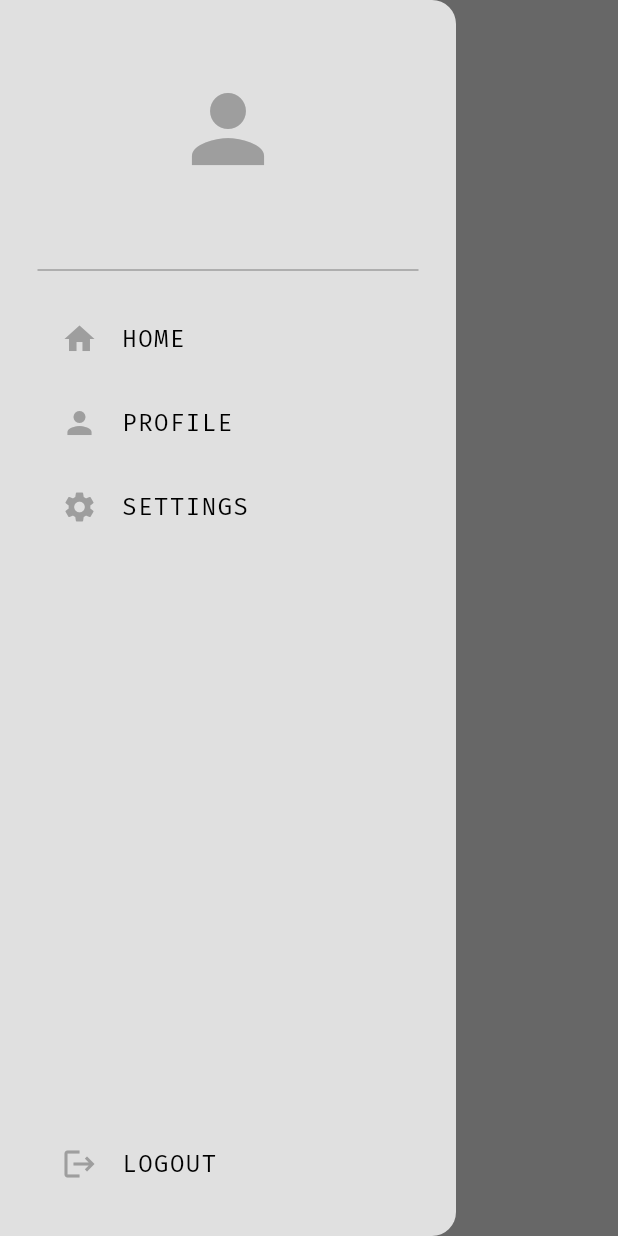
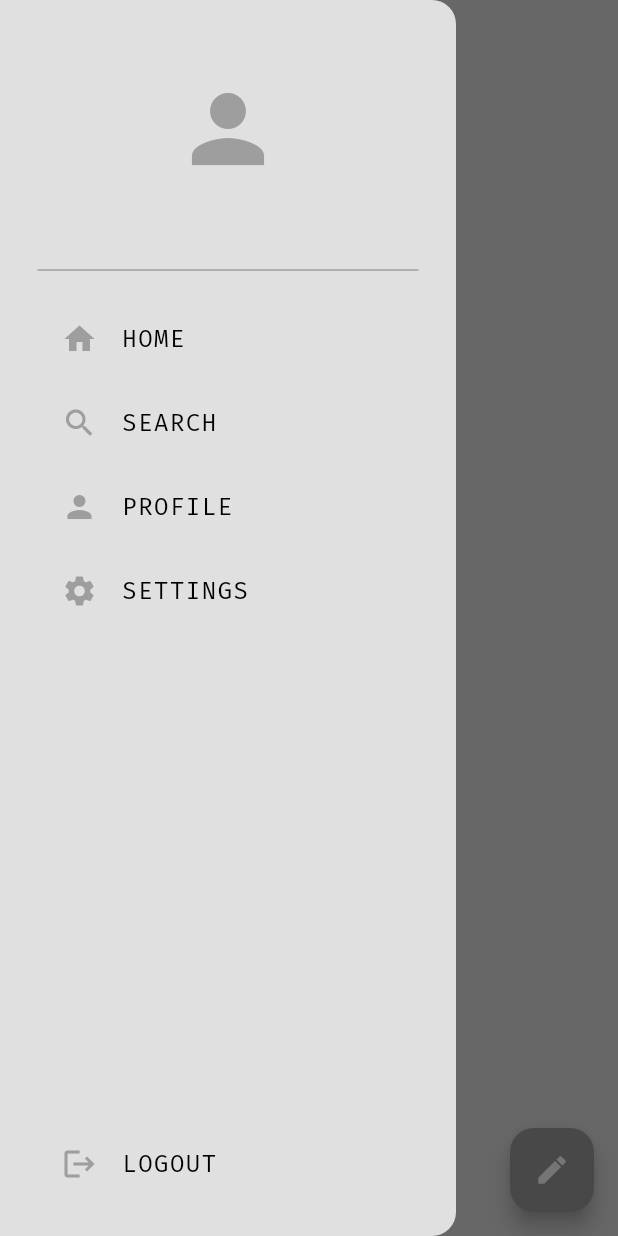
Before and after one commit to usman619/social_app, a Flutter app: the screen it shows once a user with an empty profile is signed in, with the side drawer open, on a phone screen of 412 x 824 dp. Run offline on Flutter 3.47's test engine with Material 3 defaults, Android fonts, the phone set to English and light mode, and no system bars; our stand-ins replace cloud_firestore, firebase_auth, firebase_core, flutter_svg, google_fonts; accounts and stored records are empty; generated files the repository leaves out were written again.

```diff
--- a/lib/components/app_drawer.dart
+++ b/lib/components/app_drawer.dart
@@ -55,15 +55,15 @@ class AppDrawer extends StatelessWidget {
                   Navigator.pop(context);
                 },
               ),
-
-              // AppDrawerTile(title: "SEARCH",icon: Icons.search,onTap: () {
-              //   Navigator.of(context).pushReplacementNamed('/search');
-              // },),
+              AppDrawerTile(
+                title: "SEARCH",
+                icon: Icons.search,
+                onTap: () {},
+              ),
               AppDrawerTile(
                 title: "PROFILE",
                 icon: Icons.person,
                 onTap: () {
-                  // Navigator.of(context).pushReplacementNamed('/profile');
                   Navigator.push(
                     context,
                     MaterialPageRoute(
@@ -85,7 +85,6 @@ class AppDrawer extends StatelessWidget {
                           builder: (context) => const SettingsPage()));
                 },
               ),
-
               const Spacer(),
               AppDrawerTile(
                 title: "LOGOUT",
--- a/lib/pages/home_page.dart
+++ b/lib/pages/home_page.dart
@@ -1,9 +1,66 @@
 import 'package:flutter/material.dart';
+import 'package:provider/provider.dart';
 import 'package:social_app/components/app_drawer.dart';
+import 'package:social_app/components/app_input_alert_box.dart';
+import 'package:social_app/components/app_post_tile.dart';
+import 'package:social_app/models/post.dart';
+import 'package:social_app/services/database/database_provider.dart';
 import 'package:social_app/themes/text_theme.dart';
 
-class HomePage extends StatelessWidget {
+/*
+  Home Page
+
+*/
+
+class HomePage extends StatefulWidget {
   const HomePage({super.key});
+
+  @override
+  State<HomePage> createState() => _HomePageState();
+}
+
+class _HomePageState extends State<HomePage> {
+  late final listeningProvider = Provider.of<DatabaseProvider>(context);
+  late final databaseProvider =
+      Provider.of<DatabaseProvider>(context, listen: false);
+
+  final _messageController = TextEditingController();
+
+  @override
+  void initState() {
+    super.initState();
+    loadAllPosts();
+  }
+
+  @override
+  void dispose() {
+    _messageController.dispose();
+    super.dispose();
+  }
+
+  // Load all Posts
+  void loadAllPosts() async {
+    await databaseProvider.loadAllPosts();
+  }
+
+  // Write a message and Post
+  void _openPostMessage() {
+    showDialog(
+      context: context,
+      builder: (context) => AppInputAlertBox(
+        textController: _messageController,
+        hintText: "What's on your mind?",
+        onPressed: () async {
+          await postMessage(_messageController.text);
+        },
+        onPressedText: "Post",
+      ),
+    );
+  }
+
+  Future<void> postMessage(String message) async {
+    await databaseProvider.postMessage(message);
+  }
 
   @override
   Widget build(BuildContext context) {
@@ -15,9 +72,25 @@ class HomePage extends StatelessWidget {
         centerTitle: true,
       ),
       drawer: AppDrawer(),
-      body: const Center(
-        child: Text('Welcome to the Home Page'),
+      body: _buildPostList(listeningProvider.allPosts),
+      floatingActionButton: FloatingActionButton(
+        onPressed: _openPostMessage,
+        child: const Icon(Icons.create),
       ),
     );
   }
+
+  Widget _buildPostList(List<Post> posts) {
+    return posts.isEmpty
+        ? const Center(
+            child: Text('Nothing to see here...'),
+          )
+        : ListView.builder(
+            itemCount: posts.length,
+            itemBuilder: (context, index) {
+              final post = posts[index];
+              return AppPostTile(post: post);
+            },
+          );
+  }
 }
```
Also changed, not shown: lib/components/app_post_tile.dart (added, +127 -0 lines), lib/pages/profile_page.dart (+19 -0 lines), lib/services/database/database_provider.dart (+10 -4 lines), lib/services/database/database_service.dart (+13 -3 lines).
